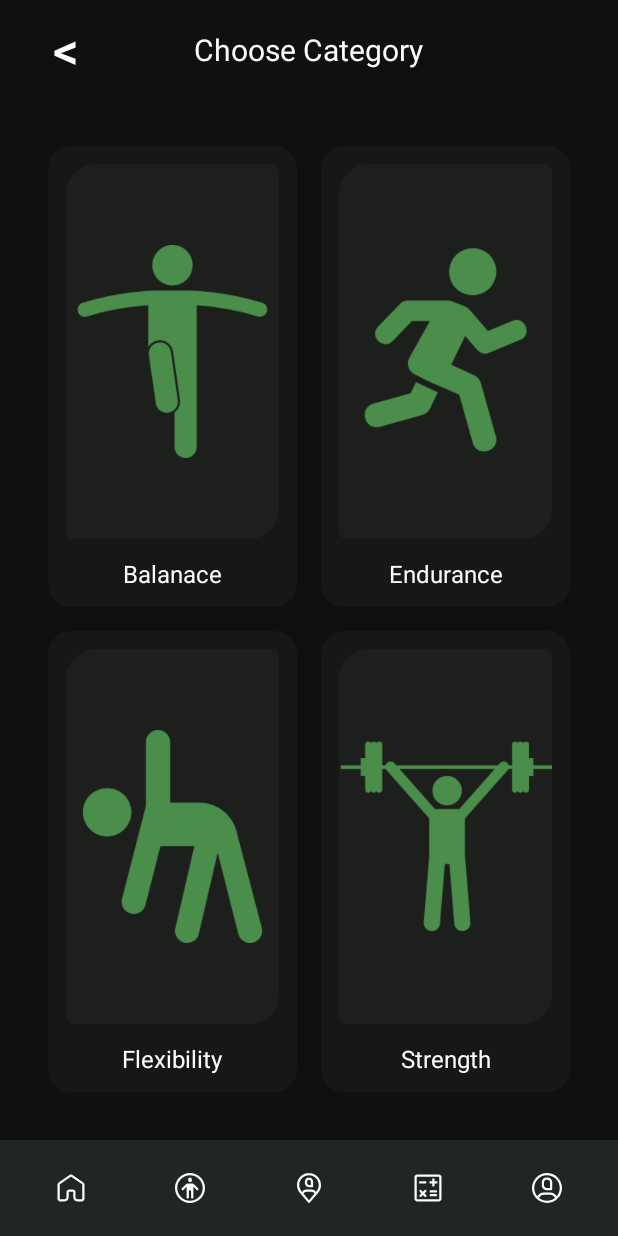
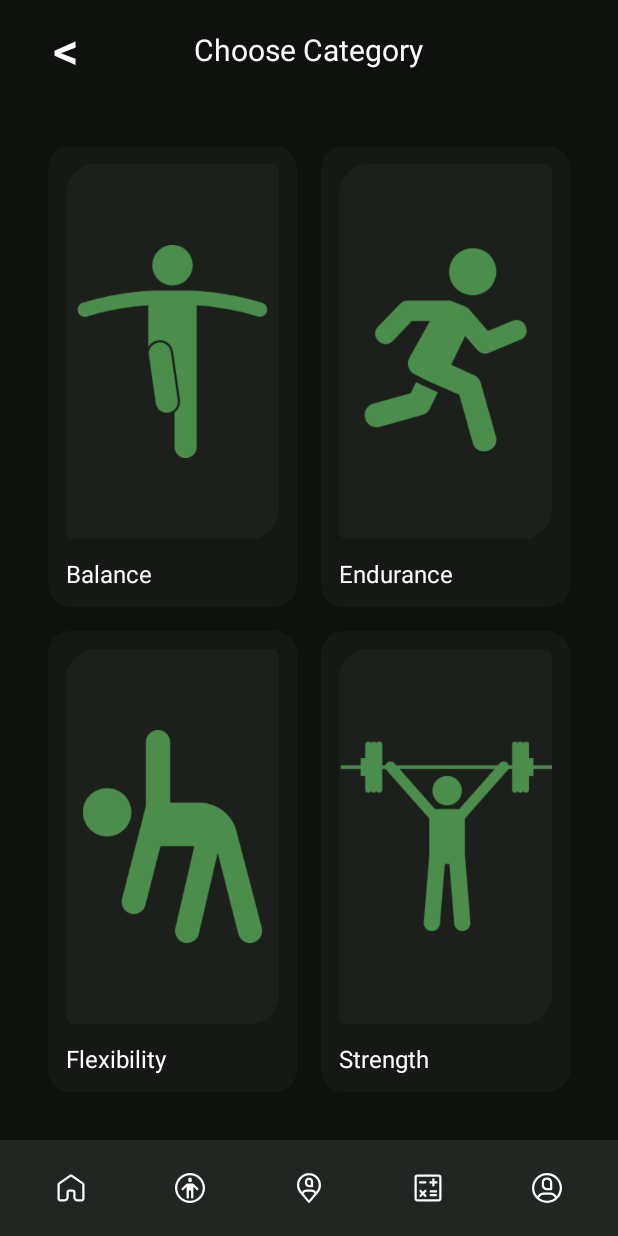
Before and after one commit to kingkuys2123/PasaFit, an Android app: the ExercisesCategories screen opened directly, with no data from a screen before it, on a phone screen of 412 x 824 dp. Run offline under Robolectric (Android 15) with nearby library versions, the phone set to English and light mode, and no system bars.

Commit message:
updated dashboard's navbar for exercise categories buttons (temporary)

```diff
--- a/app/src/main/java/com/example/pasafit/Dashboard.java
+++ b/app/src/main/java/com/example/pasafit/Dashboard.java
@@ -5,6 +5,8 @@ import androidx.appcompat.app.AppCompatActivity;
 
 import android.content.Intent;
 import android.os.Bundle;
+import android.view.View;
+import android.widget.ImageButton;
 import android.widget.TextView;
 
 import com.google.firebase.auth.FirebaseAuth;
@@ -18,6 +20,8 @@ import com.google.firebase.firestore.FirebaseFirestoreException;
 public class Dashboard extends AppCompatActivity {
 
     TextView textViewHelloMessage;
+
+    ImageButton btn_dashboard_exercises;
     FirebaseAuth fAuth;
     FirebaseFirestore fStore;
     String userID;
@@ -53,5 +57,14 @@ public class Dashboard extends AppCompatActivity {
                 }
             }
         });
+
+        btn_dashboard_exercises = findViewById(R.id.btn_dashboard_exercises);
+        btn_dashboard_exercises.setOnClickListener(new View.OnClickListener() {
+            @Override
+            public void onClick(View view) {
+                Intent intent = new Intent(Dashboard.this, ExercisesCategories.class);
+                startActivity(intent);
+            }
+        });
     }
 }
--- a/app/src/main/res/layout/activity_exercises_categories.xml
+++ b/app/src/main/res/layout/activity_exercises_categories.xml
@@ -81,14 +81,22 @@
                             app:srcCompat="@drawable/exercise_category_balance" />
                     </LinearLayout>
 
+                    <LinearLayout
+                        android:layout_width="match_parent"
+                        android:layout_height="match_parent"
+                        android:layout_marginLeft="12dp"
+                        android:layout_marginRight="12dp"
+                        android:layout_marginBottom="12dp"
+                        android:orientation="horizontal">
+
                         <TextView
                             android:id="@+id/textView4"
                             android:layout_width="match_parent"
                             android:layout_height="wrap_content"
                             android:text="@string/category_balance"
-                        android:textAlignment="center"
                             android:textColor="@color/white"
                             android:textSize="16sp" />
+                    </LinearLayout>
 
                 </LinearLayout>
 
@@ -116,14 +124,22 @@
                             app:srcCompat="@drawable/exercise_category_endurance" />
                     </LinearLayout>
 
+                    <LinearLayout
+                        android:layout_width="match_parent"
+                        android:layout_height="match_parent"
+                        android:layout_marginLeft="12dp"
+                        android:layout_marginRight="12dp"
+                        android:layout_marginBottom="12dp"
+                        android:orientation="horizontal">
+
                         <TextView
                             android:id="@+id/textView5"
                             android:layout_width="match_parent"
                             android:layout_height="wrap_content"
                             android:text="@string/category_endurance"
-                        android:textAlignment="center"
                             android:textColor="@color/white"
                             android:textSize="16sp" />
+                    </LinearLayout>
 
                 </LinearLayout>
             </LinearLayout>
@@ -158,14 +174,22 @@
                             app:srcCompat="@drawable/exercise_category_flexibility" />
                     </LinearLayout>
 
+                    <LinearLayout
+                        android:layout_width="match_parent"
+                        android:layout_height="match_parent"
+                        android:layout_marginLeft="12dp"
+                        android:layout_marginRight="12dp"
+                        android:layout_marginBottom="12dp"
+                        android:orientation="horizontal">
+
                         <TextView
                             android:id="@+id/textView6"
                             android:layout_width="match_parent"
                             android:layout_height="wrap_content"
                             android:text="@string/category_flexibility"
-                        android:textAlignment="center"
                             android:textColor="@color/white"
                             android:textSize="16sp" />
+                    </LinearLayout>
 
                 </LinearLayout>
 
@@ -193,14 +217,22 @@
                             android:src="@drawable/exercise_category_strength" />
                     </LinearLayout>
 
+                    <LinearLayout
+                        android:layout_width="match_parent"
+                        android:layout_height="match_parent"
+                        android:layout_marginLeft="12dp"
+                        android:layout_marginRight="12dp"
+                        android:layout_marginBottom="12dp"
+                        android:orientation="horizontal">
+
                         <TextView
                             android:id="@+id/textView7"
                             android:layout_width="match_parent"
                             android:layout_height="wrap_content"
                             android:text="@string/category_strength"
-                        android:textAlignment="center"
                             android:textColor="@color/white"
                             android:textSize="16sp" />
+                    </LinearLayout>
 
                 </LinearLayout>
             </LinearLayout>
--- a/app/src/main/res/values/strings.xml
+++ b/app/src/main/res/values/strings.xml
@@ -40,6 +40,6 @@
     <string name="left_arrow">&lt;</string>
     <string name="category_strength">Strength</string>
     <string name="category_endurance">Endurance</string>
-    <string name="category_balance">Balanace</string>
+    <string name="category_balance">Balance</string>
     <string name="category_flexibility">Flexibility</string>
 </resources>
```
Lines whose indentation alone changed are shown as unchanged.
